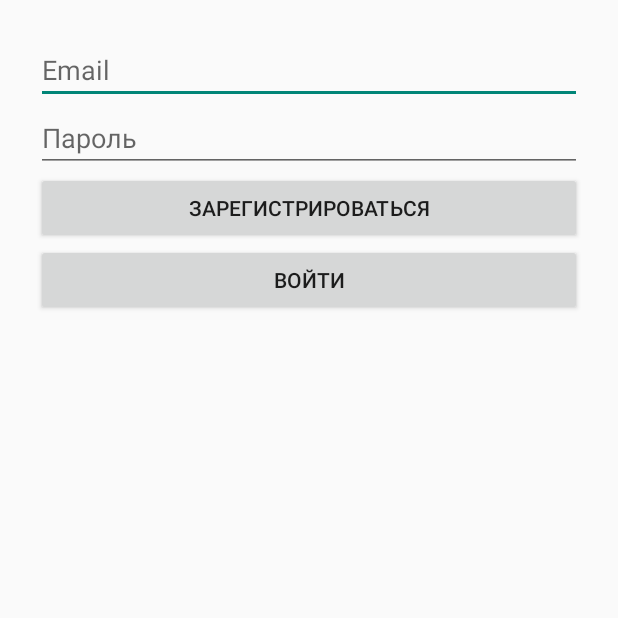
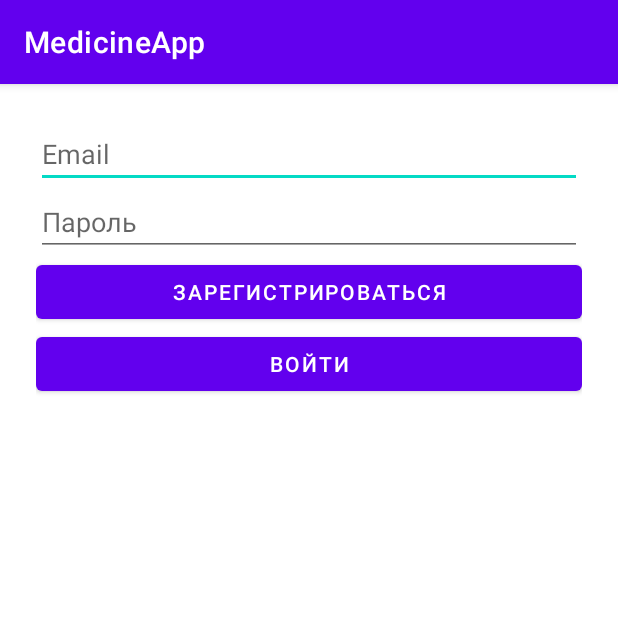
Before and after one commit to YunaTro/MedicineApp, an Android app built with Jetpack Compose: the screen it shows after launch (LoginActivity), on a phone screen of 412 x 824 dp, the top half of it. Run offline under Robolectric (Android 15) with nearby library versions, the phone set to English and light mode, and no system bars; our stand-ins replace Firebase (no records; nobody signed in at launch, a user with empty details on screens opened directly).

Commit message:
Added delete confirmation window Changed app theme

```diff
--- a/app/build.gradle.kts
+++ b/app/build.gradle.kts
@@ -47,6 +47,7 @@ dependencies {
     implementation(platform("com.google.firebase:firebase-bom:32.7.3"))
     implementation("com.google.firebase:firebase-auth-ktx")
     implementation("com.google.firebase:firebase-firestore-ktx")
+    implementation("com.google.android.material:material:1.12.0")
     implementation(libs.androidx.core.ktx)
     implementation(libs.androidx.lifecycle.runtime.ktx)
     implementation(libs.androidx.activity.compose)
--- a/app/src/main/res/values/themes.xml
+++ b/app/src/main/res/values/themes.xml
@@ -1,5 +1,15 @@
 <?xml version="1.0" encoding="utf-8"?>
 <resources>
 
-    <style name="Theme.MedicineApp" parent="Theme.AppCompat.Light.NoActionBar" />
+    <style name="Theme.MedicineApp" parent="Theme.MaterialComponents.DayNight.DarkActionBar">
+        <item name="colorPrimary">@color/purple_500</item>
+        <item name="colorPrimaryVariant">@color/purple_700</item>
+        <item name="colorOnPrimary">@color/white</item>
+        <item name="colorSecondary">@color/teal_200</item>
+        <item name="colorSecondaryVariant">@color/teal_700</item>
+        <item name="colorOnSecondary">@color/black</item>
+        <item name="colorSurface">@color/white</item>
+        <item name="colorOnSurface">@color/black</item>
+        <item name="colorOnBackground">@color/black</item>
+    </style>
 </resources>
```
Also changed, not shown: app/src/main/java/com/example/medicineapp/MainActivity.kt (+19 -3 lines).
